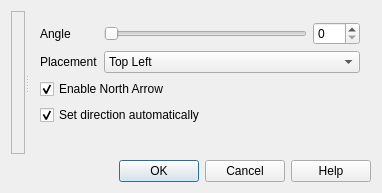
Above: src/ui/qgsdecorationnortharrowdialog.ui from qgis/QGIS before the change. Below: the same form after it.
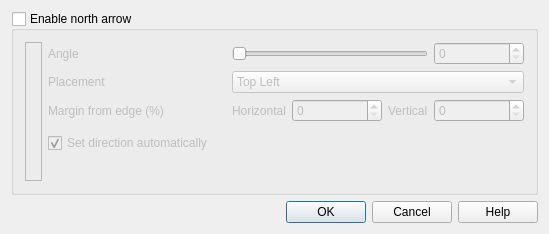
That is the form after the change. Icons and pictures are not drawn. Custom widgets are drawn as their Qt base class.

Commit message:
Added placement margin to decoration items and updated dialogs.
- North arrow, scalebar, and copyright label updated to include a
  margin option on placement.
- All qgsdecorationitem type dialogs amended so that all widgets sit
  within a checkable group box for activating/deactivating the item.

```diff
--- a/src/ui/qgsdecorationnortharrowdialog.ui
+++ b/src/ui/qgsdecorationnortharrowdialog.ui
@@ -6,8 +6,8 @@
    <rect>
     <x>0</x>
     <y>0</y>
-    <width>382</width>
-    <height>193</height>
+    <width>549</width>
+    <height>234</height>
    </rect>
   </property>
   <property name="windowTitle">
@@ -20,43 +20,31 @@
   </property>
   <layout class="QVBoxLayout" name="verticalLayout">
    <item>
-    <widget class="QSplitter" name="splitter">
-     <property name="orientation">
-      <enum>Qt::Horizontal</enum>
+    <widget class="QGroupBox" name="grpEnable">
+     <property name="title">
+      <string>Enable north arrow</string>
      </property>
-     <widget class="QLabel" name="pixmapLabel">
-      <property name="sizePolicy">
-       <sizepolicy hsizetype="Preferred" vsizetype="MinimumExpanding">
-        <horstretch>0</horstretch>
-        <verstretch>0</verstretch>
-       </sizepolicy>
-      </property>
-      <property name="toolTip">
-       <string>Preview of north arrow</string>
-      </property>
-      <property name="frameShape">
-       <enum>QFrame::StyledPanel</enum>
-      </property>
-      <property name="scaledContents">
+     <property name="checkable">
+      <bool>true</bool>
+     </property>
+     <property name="checked">
        <bool>false</bool>
       </property>
-      <property name="alignment">
-       <set>Qt::AlignCenter</set>
-      </property>
-     </widget>
-     <widget class="QWidget" name="layoutWidget">
       <layout class="QGridLayout" name="gridLayout">
-       <item row="0" column="0">
-        <widget class="QLabel" name="textLabel6">
-         <property name="text">
-          <string>Angle</string>
-         </property>
-         <property name="buddy">
-          <cstring>sliderRotation</cstring>
+      <item row="0" column="6">
+       <widget class="QSpinBox" name="spinAngle">
+        <property name="maximum">
+         <number>360</number>
+        </property>
+        <property name="singleStep">
+         <number>1</number>
+        </property>
+        <property name="value">
+         <number>0</number>
          </property>
         </widget>
        </item>
-       <item row="0" column="1">
+      <item row="0" column="3" colspan="3">
         <widget class="QSlider" name="sliderRotation">
          <property name="toolTip">
           <string/>
@@ -75,30 +63,7 @@
          </property>
         </widget>
        </item>
-       <item row="0" column="2">
-        <widget class="QSpinBox" name="spinAngle">
-         <property name="maximum">
-          <number>360</number>
-         </property>
-         <property name="singleStep">
-          <number>1</number>
-         </property>
-         <property name="value">
-          <number>0</number>
-         </property>
-        </widget>
-       </item>
-       <item row="1" column="0">
-        <widget class="QLabel" name="textLabel8">
-         <property name="text">
-          <string>Placement</string>
-         </property>
-         <property name="buddy">
-          <cstring>cboPlacement</cstring>
-         </property>
-        </widget>
-       </item>
-       <item row="1" column="1" colspan="2">
+      <item row="1" column="3" colspan="4">
         <widget class="QComboBox" name="cboPlacement">
          <property name="toolTip">
           <string>Placement on screen</string>
@@ -125,33 +90,97 @@
          </item>
         </widget>
        </item>
-       <item row="2" column="0" colspan="3">
-        <widget class="QCheckBox" name="cboxShow">
+      <item row="2" column="3">
+       <widget class="QLabel" name="labelHorizontal">
          <property name="text">
-          <string>Enable North Arrow</string>
-         </property>
-         <property name="checked">
-          <bool>true</bool>
+         <string>Horizontal</string>
+        </property>
+       </widget>
+      </item>
+      <item row="2" column="5">
+       <widget class="QLabel" name="labelVertical">
+        <property name="text">
+         <string>Vertical</string>
          </property>
         </widget>
        </item>
-       <item row="3" column="0" colspan="3">
-        <widget class="QCheckBox" name="cboxAutomatic">
-         <property name="toolTip">
-          <string/>
+      <item row="2" column="6">
+       <widget class="QgsSpinBox" name="spinVertical">
+        <property name="minimumSize">
+         <size>
+          <width>90</width>
+          <height>0</height>
+         </size>
          </property>
          <property name="whatsThis">
-          <string/>
-         </property>
+         <string extracomment="Distance from the top of the canvas as a percentage of page height"/>
+        </property>
+        <property name="minimum">
+         <number>0</number>
+        </property>
+        <property name="maximum">
+         <number>100</number>
+        </property>
+        <property name="value">
+         <number>0</number>
+        </property>
+       </widget>
+      </item>
+      <item row="2" column="4">
+       <widget class="QgsSpinBox" name="spinHorizontal">
+        <property name="minimumSize">
+         <size>
+          <width>90</width>
+          <height>0</height>
+         </size>
+        </property>
+        <property name="whatsThis">
+         <string extracomment="Distance from the left of the canvas as a percentage of page width"/>
+        </property>
+        <property name="minimum">
+         <number>0</number>
+        </property>
+        <property name="maximum">
+         <number>100</number>
+        </property>
+        <property name="value">
+         <number>0</number>
+        </property>
+       </widget>
+      </item>
+      <item row="0" column="1">
+       <widget class="QLabel" name="textLabel6">
+        <property name="sizePolicy">
+         <sizepolicy hsizetype="Preferred" vsizetype="Minimum">
+          <horstretch>0</horstretch>
+          <verstretch>0</verstretch>
+         </sizepolicy>
+        </property>
+        <property name="minimumSize">
+         <size>
+          <width>0</width>
+          <height>20</height>
+         </size>
+        </property>
          <property name="text">
-          <string>Set direction automatically</string>
-         </property>
-         <property name="checked">
-          <bool>true</bool>
+         <string>Angle</string>
+        </property>
+        <property name="buddy">
+         <cstring>sliderRotation</cstring>
          </property>
         </widget>
        </item>
-       <item row="4" column="0">
+      <item row="1" column="1">
+       <widget class="QLabel" name="textLabel8">
+        <property name="text">
+         <string>Placement</string>
+        </property>
+        <property name="buddy">
+         <cstring>cboPlacement</cstring>
+        </property>
+       </widget>
+      </item>
+      <item row="4" column="1">
         <spacer name="verticalSpacer">
          <property name="orientation">
           <enum>Qt::Vertical</enum>
@@ -159,13 +188,75 @@
          <property name="sizeHint" stdset="0">
           <size>
            <width>20</width>
-           <height>40</height>
+          <height>7</height>
           </size>
          </property>
         </spacer>
        </item>
-      </layout>
-     </widget>
+      <item row="2" column="1">
+       <widget class="QLabel" name="lblMargin">
+        <property name="minimumSize">
+         <size>
+          <width>155</width>
+          <height>0</height>
+         </size>
+        </property>
+        <property name="text">
+         <string>Margin from edge (%)</string>
+        </property>
+       </widget>
+      </item>
+      <item row="3" column="1" colspan="6">
+       <widget class="QCheckBox" name="cboxAutomatic">
+        <property name="sizePolicy">
+         <sizepolicy hsizetype="Minimum" vsizetype="Fixed">
+          <horstretch>0</horstretch>
+          <verstretch>0</verstretch>
+         </sizepolicy>
+        </property>
+        <property name="minimumSize">
+         <size>
+          <width>0</width>
+          <height>30</height>
+         </size>
+        </property>
+        <property name="toolTip">
+         <string/>
+        </property>
+        <property name="whatsThis">
+         <string/>
+        </property>
+        <property name="text">
+         <string>Set direction automatically</string>
+        </property>
+        <property name="checked">
+         <bool>true</bool>
+        </property>
+       </widget>
+      </item>
+      <item row="0" column="0" rowspan="5">
+       <widget class="QLabel" name="pixmapLabel">
+        <property name="sizePolicy">
+         <sizepolicy hsizetype="Preferred" vsizetype="MinimumExpanding">
+          <horstretch>0</horstretch>
+          <verstretch>0</verstretch>
+         </sizepolicy>
+        </property>
+        <property name="toolTip">
+         <string>Preview of north arrow</string>
+        </property>
+        <property name="frameShape">
+         <enum>QFrame::StyledPanel</enum>
+        </property>
+        <property name="scaledContents">
+         <bool>false</bool>
+        </property>
+        <property name="alignment">
+         <set>Qt::AlignCenter</set>
+        </property>
+       </widget>
+      </item>
+     </layout>
     </widget>
    </item>
    <item>
@@ -181,6 +272,13 @@
   </layout>
  </widget>
  <layoutdefault spacing="6" margin="11"/>
+ <customwidgets>
+  <customwidget>
+   <class>QgsSpinBox</class>
+   <extends>QSpinBox</extends>
+   <header>qgsspinbox.h</header>
+  </customwidget>
+ </customwidgets>
  <tabstops>
   <tabstop>sliderRotation</tabstop>
   <tabstop>spinAngle</tabstop>
```
Left out of the diff: 4 changed lines with no effect on the pictures. Lines whose indentation alone changed are shown as unchanged. The commit also changes 13 other files.
